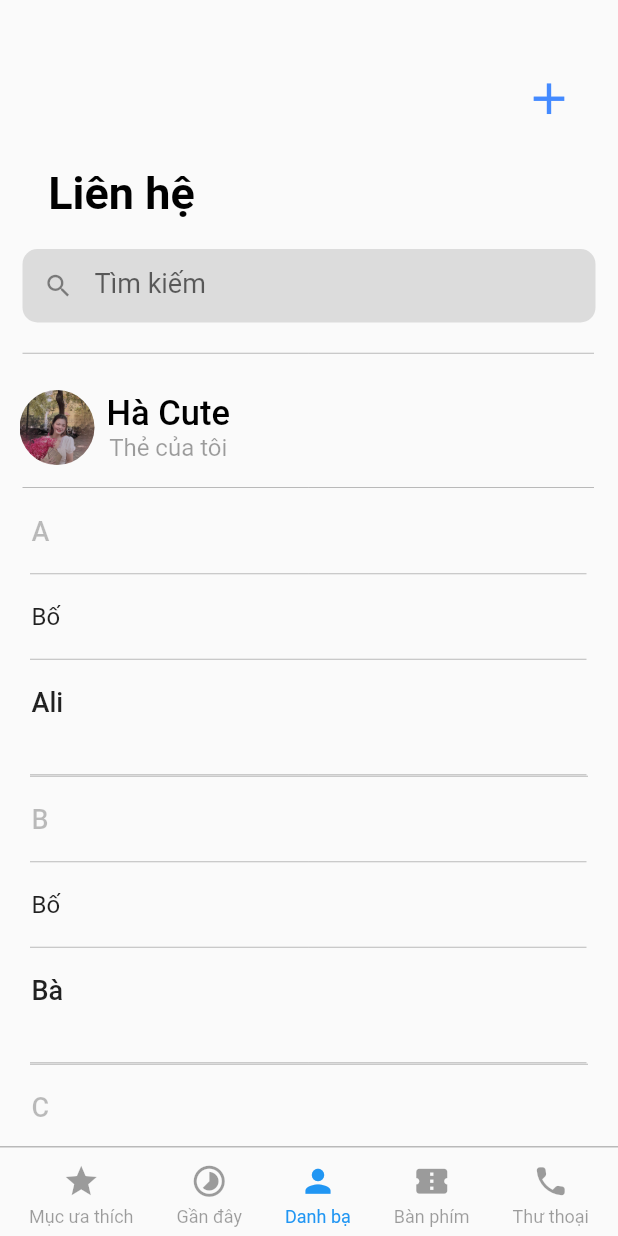
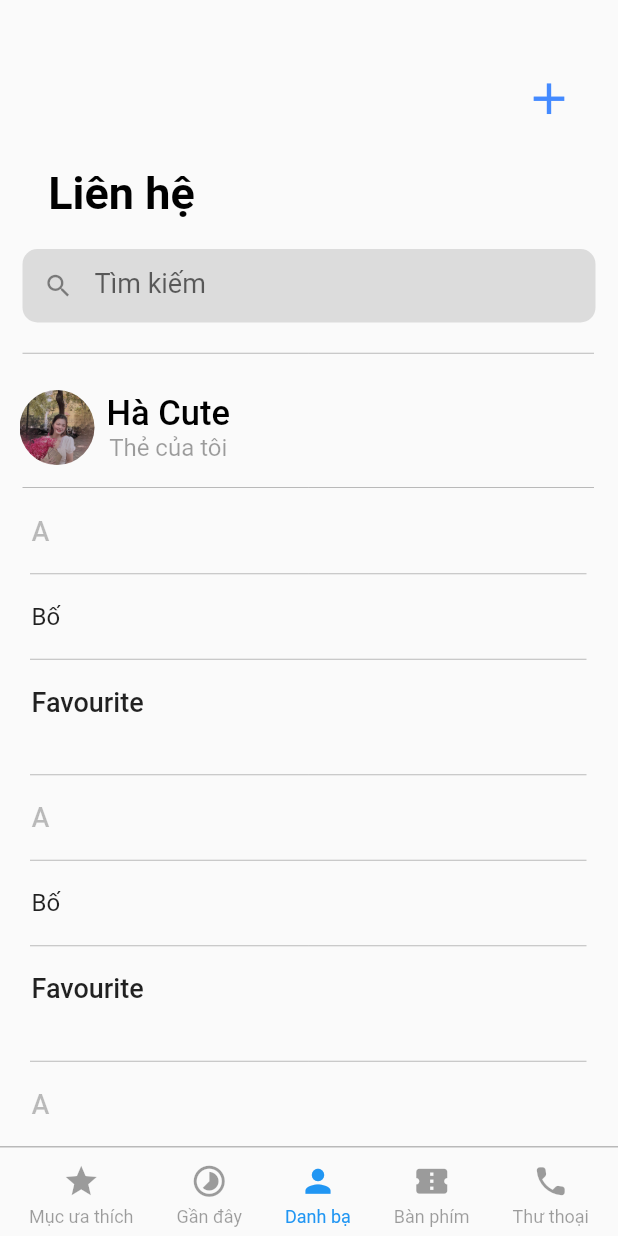
Before and after one commit to Ha1972000/listphone, a Flutter app: the screen it shows after launch, on a phone screen of 412 x 824 dp. Run offline on Flutter 3.47's test engine with Material 2 defaults, Android fonts, the phone set to English and light mode, and no system bars; our stand-ins replace permission_handler; Roboto replaces fonts that are missing (Arial).

Commit message:
first time review

```diff
--- a/lib/model/Contact.dart
+++ b/lib/model/Contact.dart
@@ -1,6 +1,7 @@
 class Contact {
   String name;
+  String phoneNum;
   String group;
 
-  Contact(this.name, this.group);
+  Contact(this.name, this.phoneNum, this.group);
 }
--- a/lib/view/homescreen.dart
+++ b/lib/view/homescreen.dart
@@ -12,11 +12,23 @@ class homeScreen extends StatefulWidget {
 class _homeScreenState extends State<homeScreen> {
   @override
   final List<Contact> contacts = [
-    Contact('Anh', 'Ali'),
-    Contact('Bố ', 'Bà'),
-    Contact('Chang', 'Chiến'),
-    Contact('Dung', 'Dũng'),
-    Contact('Em', 'Én'),
+    // Contact('Anh', 'Ali'),
+    // Contact('Bố ', 'Bà'),
+    // Contact('Chang', 'Chiến'),
+    // Contact('Dung', 'Dũng'),
+    // Contact('Em', 'Én'),
+    Contact('An', '013456789', "Favourite"),
+    Contact('At', '013456789', "Favourite"),
+    Contact('Ak', '013456789', "Favourite"),
+    Contact('Bd', '013456789', "Favourite"),
+    Contact('B3', '013456789', "Favourite"),
+    Contact('B1', '013456789', "Favourite"),
+    Contact('Bd', '013456789', "Favourite"),
+    Contact('Bm', '013456789', "Favourite"),
+    Contact('Ym', '013456789', "Favourite"),
+    Contact('Km', '013456789', "Favourite"),
+    Contact('K1', '013456789', "Favourite"),
+    Contact('Km', '013456789', "Favourite"),
   ];
 
   //   ItemModel("A", "Anh"),
```
Also changed, not shown: lib/view/second.dart (+17 -3 lines), lib/view_model/homescreen_viewmodel.dart (added), pubspec.lock, 2 other files.
